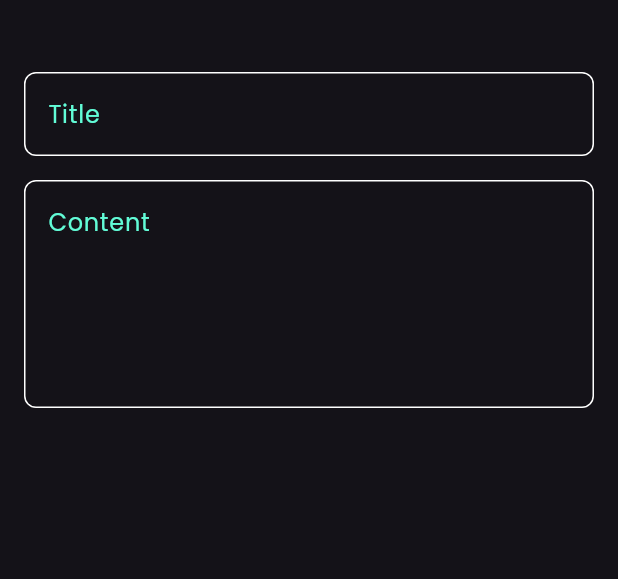
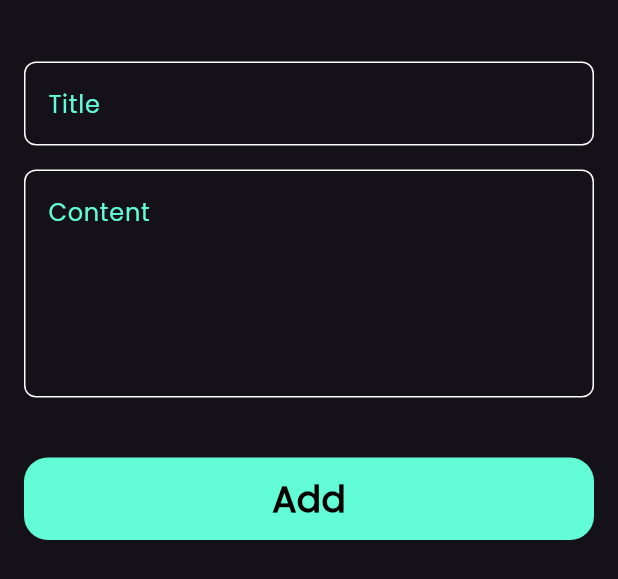
Before and after one commit to Mahmoudelnagar5/Notes-App, a Flutter app: the AddNoteBottomSheet widget shown alone on an empty page, opened directly, on a phone screen of 412 x 824 dp. Shown: the top 579 px of the screen. Run offline on Flutter 3.47's test engine with Material 3 defaults, Android fonts, the phone set to English and light mode, and no system bars; our stand-ins replace device_preview, font_awesome_flutter; missing offline and left inert: dart:ffi.

Commit message:
finish notes bottom sheet

```diff
--- a/lib/views/widgets/add_note_bottom_sheet.dart
+++ b/lib/views/widgets/add_note_bottom_sheet.dart
@@ -1,4 +1,6 @@
 import 'package:flutter/material.dart';
+import 'package:notes_app/constants.dart';
+import 'package:notes_app/views/widgets/custom_button.dart';
 import 'package:notes_app/views/widgets/custom_text_field.dart';
 
 class AddNoteBottomSheet extends StatelessWidget {
@@ -8,10 +10,11 @@
   Widget build(BuildContext context) {
     return const Padding(
       padding: EdgeInsets.symmetric(horizontal: 16.0, vertical: 16.0),
+      child: SingleChildScrollView(
         child: Column(
           children: [
             SizedBox(
-            height: 32,
+              height: 25,
             ),
             CustomTextField(
               hintText: 'Title',
@@ -23,7 +26,12 @@
               hintText: 'Content',
               maxLines: 5,
             ),
+            SizedBox(
+              height: 40,
+            ),
+            CustomButton(),
           ],
+        ),
       ),
     );
   }
--- /dev/null
+++ b/lib/views/widgets/custom_button.dart
@@ -0,0 +1,31 @@
+import 'package:flutter/material.dart';
+import 'package:notes_app/constants.dart';
+
+class CustomButton extends StatelessWidget {
+  const CustomButton({super.key});
+
+  @override
+  Widget build(BuildContext context) {
+    return InkWell(
+      onTap: () {},
+      child: Container(
+        height: 55,
+        width: MediaQuery.of(context).size.width,
+        decoration: BoxDecoration(
+          color: kPrimaryColor,
+          borderRadius: BorderRadius.circular(16),
+        ),
+        child: const Center(
+          child: Text(
+            'Add',
+            style: TextStyle(
+              fontSize: 24,
+              fontWeight: FontWeight.bold,
+              color: Colors.black,
+            ),
+          ),
+        ),
+      ),
+    );
+  }
+}
```
Lines whose indentation alone changed are shown as unchanged.
